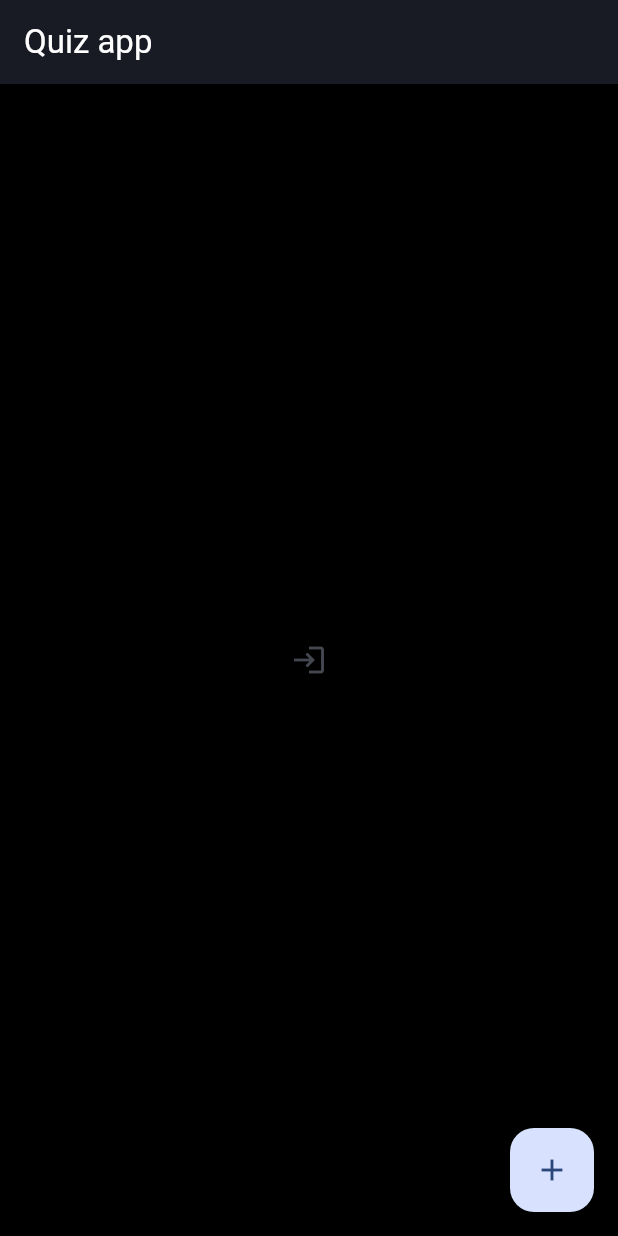
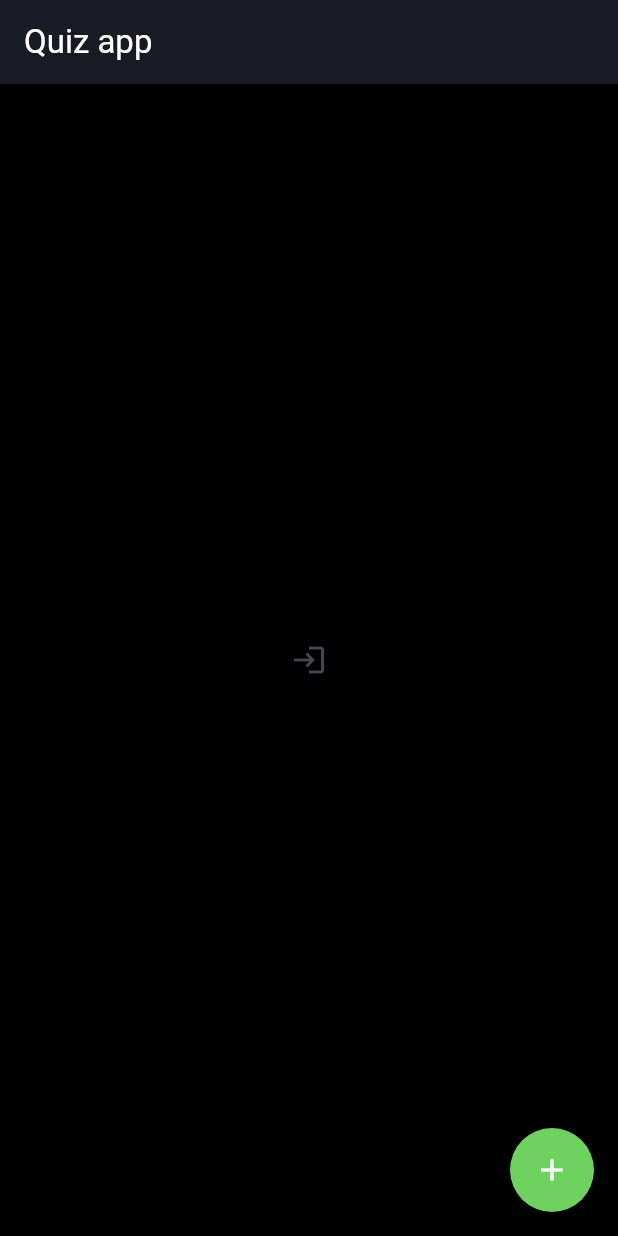
Before and after one commit to simonadamgyula/quizApplication, a Flutter app: the screen it shows after launch, on a phone screen of 412 x 824 dp. Run offline on Flutter 3.47's test engine with Material 3 defaults, Android fonts, the light colour scheme and no system bars; drawn by our look-alikes of flutter_expandable_fab; missing offline and left inert: session_storage.

Commit message:
trying to make filling out a quiz work

```diff
--- /dev/null
+++ b/quizApp/devtools_options.yaml
@@ -0,0 +1,3 @@
+description: This file stores settings for Dart & Flutter DevTools.
+documentation: https://docs.flutter.dev/tools/devtools/extensions#configure-extension-enablement-states
+extensions:
--- a/quizApp/lib/pages/main.dart
+++ b/quizApp/lib/pages/main.dart
@@ -1,13 +1,61 @@
 import 'package:flutter/material.dart';
+import 'package:flutter/services.dart';
+import 'package:flutter_expandable_fab/flutter_expandable_fab.dart';
 import 'package:provider/provider.dart';
 import 'package:quiz_app/pages/login.dart';
 
 import '../authentication.dart';
 
-class HomePage extends StatelessWidget {
+class HomePage extends StatefulWidget {
   const HomePage({super.key, required this.title});
 
   final String title;
+
+  @override
+  State<HomePage> createState() => _HomePageState();
+}
+
+class _HomePageState extends State<HomePage> {
+  final _key = GlobalKey<ExpandableFabState>();
+
+  final FocusNode numberNode = FocusNode();
+
+  List<TextEditingController> controllers = [];
+  List<FocusNode> focuses = [];
+
+  @override
+  void initState() {
+    for (var _ = 0; _ < 2; _++) {
+      controllers.add(TextEditingController());
+      focuses.add(FocusNode());
+    }
+    super.initState();
+  }
+
+  Future<void> _openQuizCodeDialog(BuildContext context) {
+    return showDialog(
+      context: context,
+      builder: (BuildContext context) {
+        return SimpleDialog(
+          children: [
+            const Text("Fill out quiz"),
+            Row(
+              mainAxisAlignment: MainAxisAlignment.center,
+              children: controllers.asMap().entries
+                  .map(
+                      (entry) {
+                        int index = entry.key;
+                        TextEditingController controller = entry.value;
+
+                        return SingleNumberInput(controller: controller);
+                      })
+                  .toList(),
+            ),
+          ],
+        );
+      },
+    );
+  }
 
   @override
   Widget build(BuildContext context) {
@@ -16,7 +64,7 @@ class HomePage extends StatelessWidget {
       appBar: AppBar(
         backgroundColor: const Color(0xff181b23),
         title: Text(
-          title,
+          widget.title,
           style: const TextStyle(color: Colors.white),
         ),
       ),
@@ -39,9 +87,98 @@ class HomePage extends StatelessWidget {
           ),
         ),
       ),
-      floatingActionButton: FloatingActionButton(
-        onPressed: () {},
-        child: const Icon(Icons.add),
+      floatingActionButtonLocation: ExpandableFab.location,
+      floatingActionButton: ExpandableFab(
+        key: _key,
+        type: ExpandableFabType.up,
+        childrenAnimation: ExpandableFabAnimation.none,
+        distance: 70,
+        childrenOffset: const Offset(-3, 10),
+        overlayStyle: ExpandableFabOverlayStyle(
+          color: Colors.white.withOpacity(0.1),
+        ),
+        openButtonBuilder: RotateFloatingActionButtonBuilder(
+          child: const Icon(Icons.add),
+          fabSize: ExpandableFabSize.regular,
+          foregroundColor: Colors.white,
+          backgroundColor: const Color(0xff6dd35e),
+          shape: const CircleBorder(),
+        ),
+        closeButtonBuilder: DefaultFloatingActionButtonBuilder(
+          child: const Icon(Icons.close),
+          fabSize: ExpandableFabSize.small,
+          foregroundColor: Colors.black,
+          backgroundColor: Colors.white,
+        ),
+        children: [
+          const Row(
+            children: [
+              Text(
+                "Create",
+                style: TextStyle(color: Colors.white),
+              ),
+              SizedBox(width: 10),
+              FloatingActionButton.small(
+                heroTag: null,
+                onPressed: null,
+                backgroundColor: Color(0xff6dd35e),
+                foregroundColor: Colors.white,
+                child: Icon(Icons.add_circle_outline),
+              ),
+            ],
+          ),
+          Row(
+            children: [
+              const Text(
+                "Fill out",
+                style: TextStyle(color: Colors.white),
+              ),
+              const SizedBox(width: 10),
+              FloatingActionButton.small(
+                heroTag: null,
+                onPressed: () {
+                  final state = _key.currentState;
+                  if (state != null) {
+                    state.toggle();
+                  }
+                  _openQuizCodeDialog(context);
+                },
+                backgroundColor: const Color(0xff2f91e7),
+                foregroundColor: Colors.white,
+                child: const Icon(Icons.checklist),
+              ),
+            ],
+          )
+        ],
+      ),
+    );
+  }
+}
+
+class SingleNumberInput extends StatefulWidget {
+  const SingleNumberInput(
+      {super.key, this.focus, this.nextFocus, required this.controller});
+
+  final FocusNode? focus;
+  final FocusNode? nextFocus;
+  final TextEditingController controller;
+
+  @override
+  State<SingleNumberInput> createState() => _SingleNumberInputState();
+}
+
+class _SingleNumberInputState extends State<SingleNumberInput> {
+  @override
+  Widget build(BuildContext context) {
+    return SizedBox(
+      width: 20,
+      height: 50,
+      child: TextField(
+        keyboardType: TextInputType.number,
+        inputFormatters: [FilteringTextInputFormatter.digitsOnly],
+        onChanged: (value) {
+          widget.nextFocus?.requestFocus();
+        },
       ),
     );
   }
--- a/quizApp/lib/pages/quiz_add.dart
+++ b/quizApp/lib/pages/quiz_add.dart
@@ -38,7 +38,7 @@ class QuizCreateForm extends StatelessWidget {
           )
         ],
       ),
-    )
+    );
   }
 
 }
--- a/quizApp/pubspec.yaml
+++ b/quizApp/pubspec.yaml
@@ -38,6 +38,7 @@ dependencies:
   session_storage: ^0.0.1
   http: ^1.2.1
   provider: ^6.1.2
+  flutter_expandable_fab: ^2.1.0
 
 dev_dependencies:
   flutter_test:
```
Also changed, not shown: quizApp/pubspec.lock.
